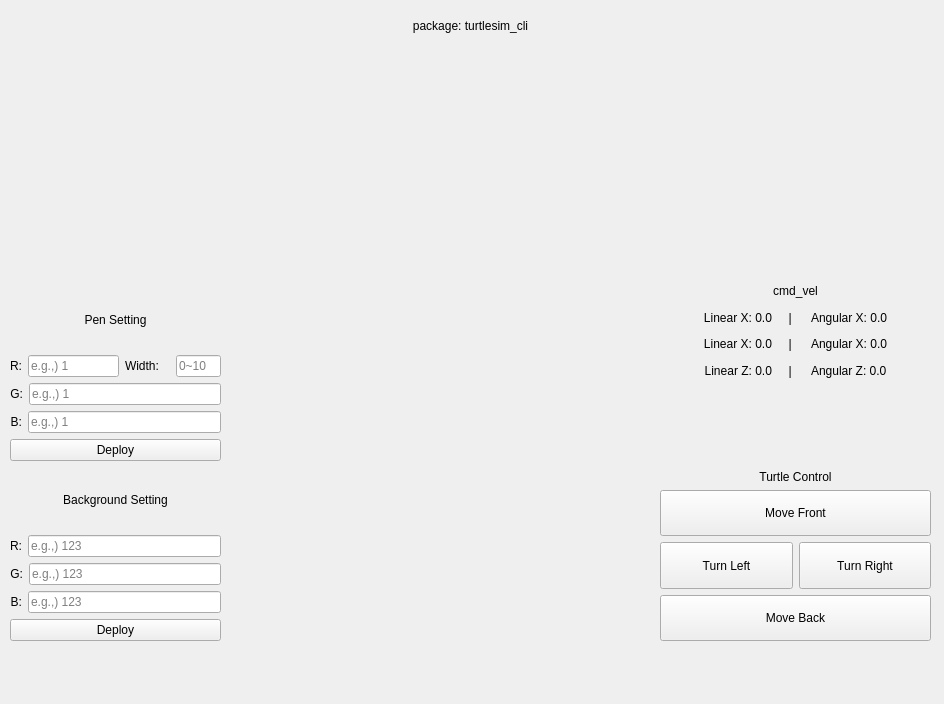
Old version of the form DAY_2/HW_001/qt_turtlesim_controller/ui/mainwindow.ui in the repository kinesis19/ROBIT_ROS2_HW.
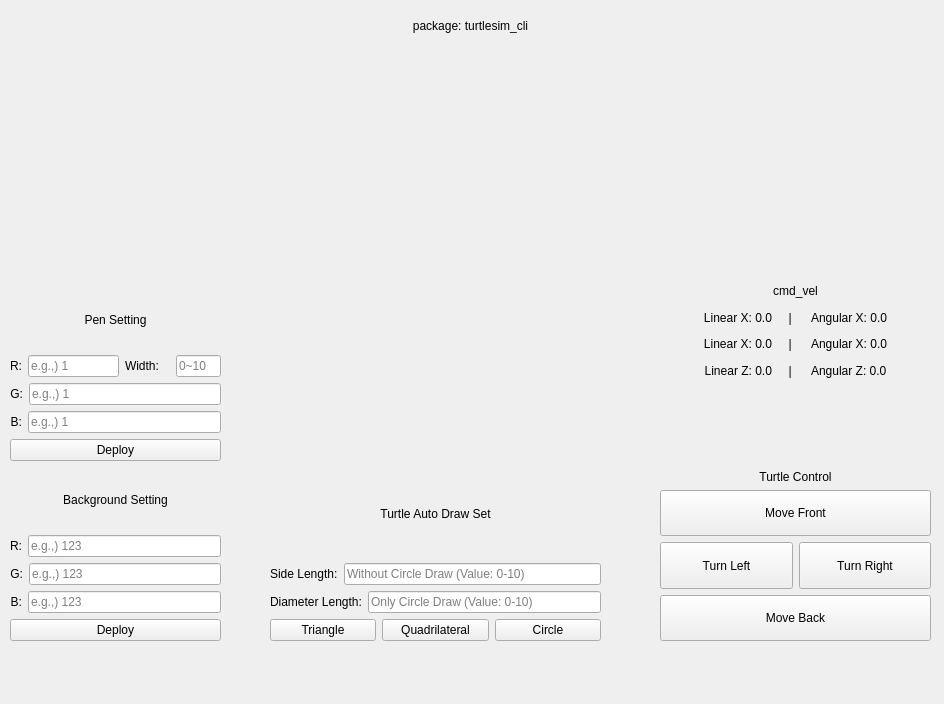
New version of the form. Icons and pictures are not drawn.

Diff of the .ui file:
```diff
--- a/DAY_2/HW_001/qt_turtlesim_controller/ui/mainwindow.ui
+++ b/DAY_2/HW_001/qt_turtlesim_controller/ui/mainwindow.ui
@@ -452,6 +452,95 @@
      </item>
     </layout>
    </widget>
+   <widget class="QWidget" name="verticalLayoutWidget_5">
+    <property name="geometry">
+     <rect>
+      <x>270</x>
+      <y>470</y>
+      <width>331</width>
+      <height>171</height>
+     </rect>
+    </property>
+    <layout class="QVBoxLayout" name="verticalLayout_6" stretch="1,1,1,1">
+     <item>
+      <widget class="QLabel" name="label_13">
+       <property name="sizePolicy">
+        <sizepolicy hsizetype="Expanding" vsizetype="Expanding">
+         <horstretch>0</horstretch>
+         <verstretch>0</verstretch>
+        </sizepolicy>
+       </property>
+       <property name="text">
+        <string>Turtle Auto Draw Set</string>
+       </property>
+       <property name="alignment">
+        <set>Qt::AlignCenter</set>
+       </property>
+      </widget>
+     </item>
+     <item>
+      <layout class="QHBoxLayout" name="horizontalLayout_10">
+       <item>
+        <widget class="QLabel" name="label_14">
+         <property name="text">
+          <string>Side Length:</string>
+         </property>
+        </widget>
+       </item>
+       <item>
+        <widget class="QLineEdit" name="lineEdit_LengthSide">
+         <property name="placeholderText">
+          <string>Without Circle Draw (Value: 0-10)</string>
+         </property>
+        </widget>
+       </item>
+      </layout>
+     </item>
+     <item>
+      <layout class="QHBoxLayout" name="horizontalLayout_11">
+       <item>
+        <widget class="QLabel" name="label_15">
+         <property name="text">
+          <string>Diameter Length:</string>
+         </property>
+        </widget>
+       </item>
+       <item>
+        <widget class="QLineEdit" name="lineEdit_LengthDiameter">
+         <property name="placeholderText">
+          <string>Only Circle Draw (Value: 0-10)</string>
+         </property>
+        </widget>
+       </item>
+      </layout>
+     </item>
+     <item>
+      <layout class="QHBoxLayout" name="horizontalLayout_9">
+       <item>
+        <widget class="QPushButton" name="btnDraw_Triangle">
+         <property name="text">
+          <string>Triangle</string>
+         </property>
+        </widget>
+       </item>
+       <item>
+        <widget class="QPushButton" name="btnDraw_Quadrilateral">
+         <property name="text">
+          <string>Quadrilateral</string>
+         </property>
+        </widget>
+       </item>
+       <item>
+        <widget class="QPushButton" name="btnDraw_Circle">
+         <property name="text">
+          <string>Circle</string>
+         </property>
+        </widget>
+       </item>
+      </layout>
+     </item>
+    </layout>
+   </widget>
   </widget>
   <action name="action_Quit">
    <property name="text">
```
